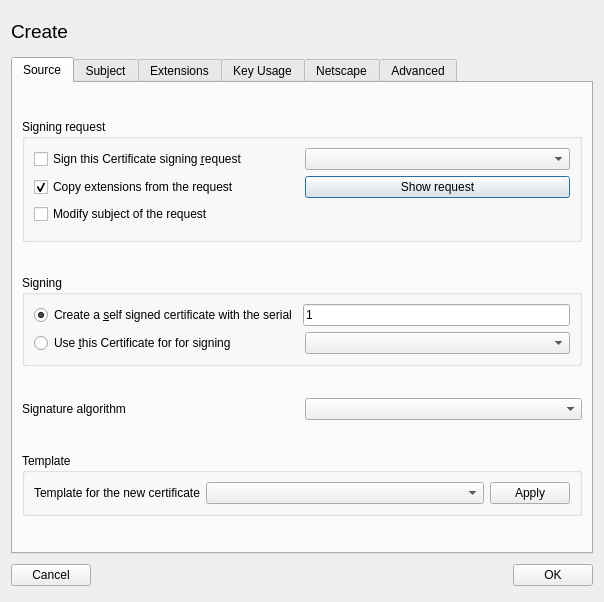
The window that ui/NewX509.ui (chris2511/xca) describes before a commit, drawn with Qt 5.
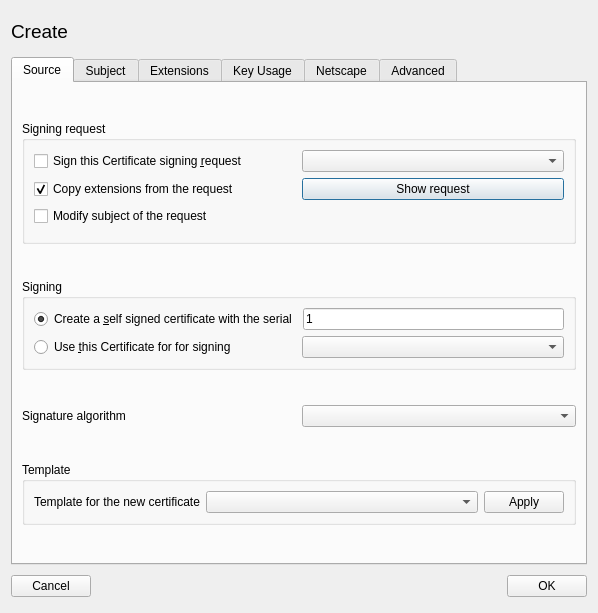
The same window after the commit. Custom widgets are drawn as their Qt base class.

Patch:
```diff
--- a/ui/NewX509.ui
+++ b/ui/NewX509.ui
@@ -2,6 +2,14 @@
 <ui version="4.0">
  <class>NewX509</class>
  <widget class="QDialog" name="NewX509">
+  <property name="geometry">
+   <rect>
+    <x>0</x>
+    <y>0</y>
+    <width>598</width>
+    <height>613</height>
+   </rect>
+  </property>
   <layout class="QVBoxLayout" name="verticalLayout_2">
    <item>
     <layout class="QHBoxLayout">
```
Left out of the diff: 68 changed lines with no effect on the pictures.
